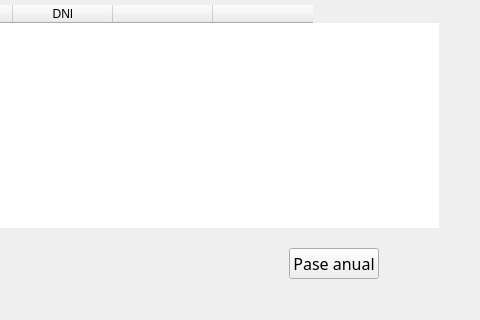
Qt form blustock/ui/screens_uis/alumnos.ui (MaxAPBusiness/Blustock) before a commit; both pictures show x 225 to 705 and y 176 to 496 of the 705 by 496 pixel window.
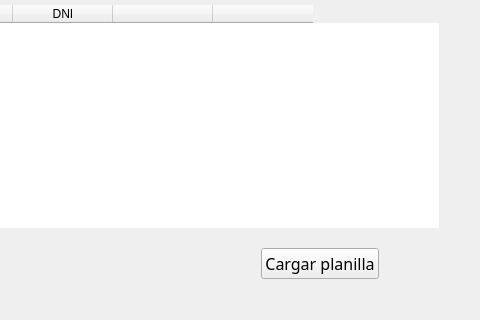
The same form after that commit. Icons and pictures are not drawn.

```diff
--- a/blustock/ui/screens_uis/alumnos.ui
+++ b/blustock/ui/screens_uis/alumnos.ui
@@ -259,7 +259,7 @@
           <string notr="true"/>
          </property>
          <property name="text">
-          <string>Pase anual</string>
+          <string>Cargar planilla</string>
          </property>
         </widget>
        </item>
```
